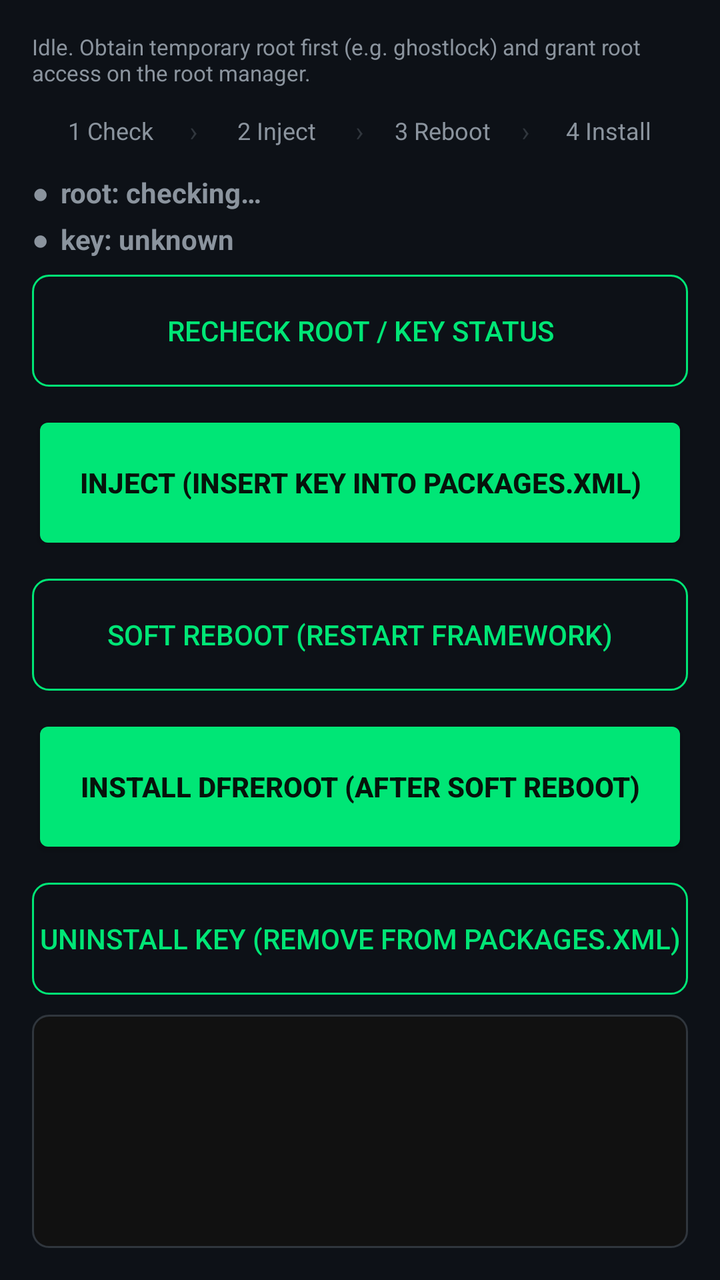
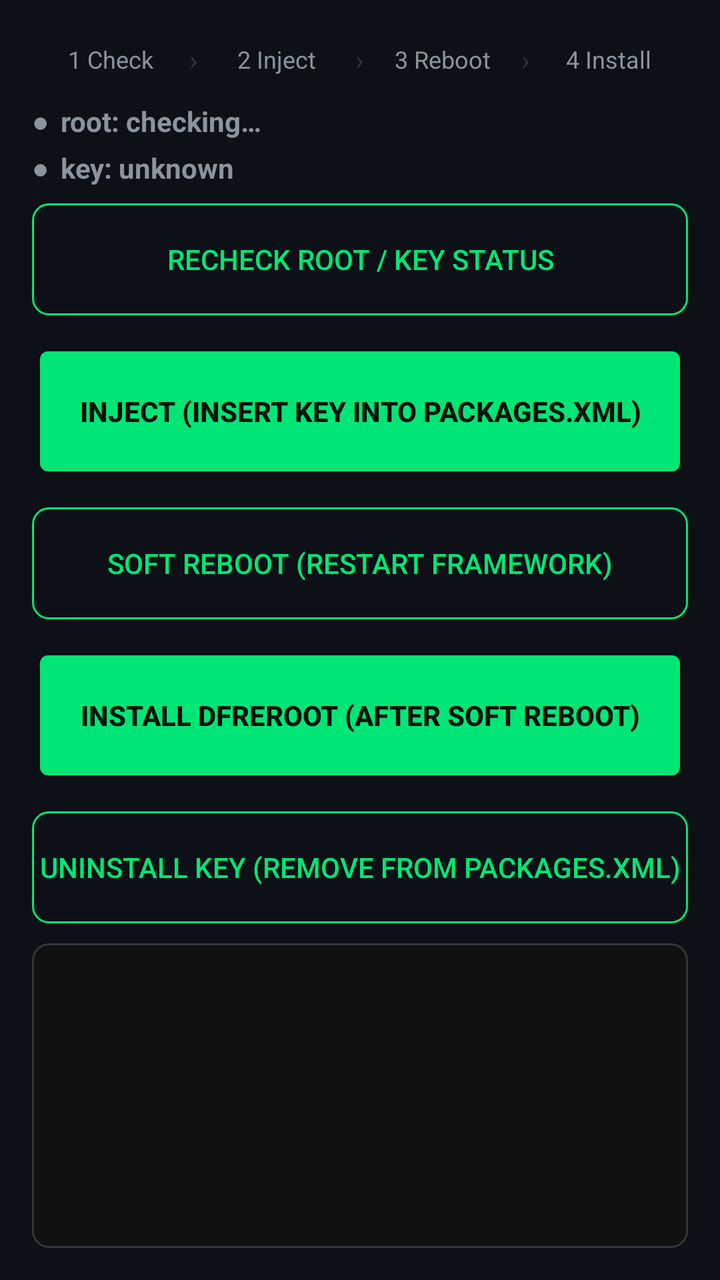

An Android layout rendered at two revisions. The XML below is the earlier revision; the diff shows what the commit changed to produce the second picture.
<!-- AndroidManifest.xml: application theme android:Theme.DeviceDefault.NoActionBar -->
<!-- res/layout/activity_main.xml -->
<?xml version="1.0" encoding="utf-8"?>
<LinearLayout xmlns:android="http://schemas.android.com/apk/res/android"
    android:orientation="vertical"
    android:padding="16dp"
    android:layout_width="match_parent"
    android:layout_height="match_parent"
    android:background="@color/bg"
    android:fitsSystemWindows="true">

    <TextView
        android:id="@+id/status"
        android:layout_width="match_parent"
        android:layout_height="wrap_content"
        android:text="@string/status_idle"
        android:textSize="11sp"
        android:textColor="@color/textSecondary" />

    <LinearLayout
        android:layout_width="match_parent"
        android:layout_height="wrap_content"
        android:layout_marginTop="12dp"
        android:orientation="horizontal"
        android:gravity="center_vertical">

        <TextView
            android:id="@+id/stepCheck"
            android:layout_width="0dp"
            android:layout_height="wrap_content"
            android:layout_weight="1"
            android:gravity="center"
            android:text="@string/step_check"
            android:textSize="12sp"
            android:textColor="@color/textSecondary" />

        <TextView
            android:layout_width="wrap_content"
            android:layout_height="wrap_content"
            android:text="›"
            android:textColor="@color/outline" />

        <TextView
            android:id="@+id/stepInject"
            android:layout_width="0dp"
            android:layout_height="wrap_content"
            android:layout_weight="1"
            android:gravity="center"
            android:text="@string/step_inject"
            android:textSize="12sp"
            android:textColor="@color/textSecondary" />

        <TextView
            android:layout_width="wrap_content"
            android:layout_height="wrap_content"
            android:text="›"
            android:textColor="@color/outline" />

        <TextView
            android:id="@+id/stepReboot"
            android:layout_width="0dp"
            android:layout_height="wrap_content"
            android:layout_weight="1"
            android:gravity="center"
            android:text="@string/step_reboot"
            android:textSize="12sp"
            android:textColor="@color/textSecondary" />

        <TextView
            android:layout_width="wrap_content"
            android:layout_height="wrap_content"
            android:text="›"
            android:textColor="@color/outline" />

        <TextView
            android:id="@+id/stepInstall"
            android:layout_width="0dp"
            android:layout_height="wrap_content"
            android:layout_weight="1"
            android:gravity="center"
            android:text="@string/step_install"
            android:textSize="12sp"
            android:textColor="@color/textSecondary" />

    </LinearLayout>

    <LinearLayout
        android:layout_width="match_parent"
        android:layout_height="wrap_content"
        android:layout_marginTop="12dp"
        android:orientation="horizontal"
        android:gravity="center_vertical">

        <TextView
            android:id="@+id/rootDot"
            android:layout_width="wrap_content"
            android:layout_height="wrap_content"
            android:layout_marginEnd="6dp"
            android:text="●"
            android:textSize="14sp"
            android:textColor="@color/textSecondary" />

        <TextView
            android:id="@+id/rootState"
            android:layout_width="match_parent"
            android:layout_height="wrap_content"
            android:text="@string/root_unknown"
            android:textSize="14sp"
            android:textStyle="bold"
            android:textColor="@color/textSecondary" />

    </LinearLayout>

    <LinearLayout
        android:layout_width="match_parent"
        android:layout_height="wrap_content"
        android:layout_marginTop="4dp"
        android:orientation="horizontal"
        android:gravity="center_vertical">

        <TextView
            android:id="@+id/keyDot"
            android:layout_width="wrap_content"
            android:layout_height="wrap_content"
            android:layout_marginEnd="6dp"
            android:text="●"
            android:textSize="14sp"
            android:textColor="@color/textSecondary" />

        <TextView
            android:id="@+id/keyState"
            android:layout_width="match_parent"
            android:layout_height="wrap_content"
            android:text="@string/key_unknown"
            android:textSize="14sp"
            android:textStyle="bold"
            android:textColor="@color/textSecondary" />

    </LinearLayout>

    <ProgressBar
        android:id="@+id/progress"
        android:layout_width="wrap_content"
        android:layout_height="wrap_content"
        android:layout_gravity="center_horizontal"
        android:layout_marginTop="8dp"
        android:visibility="gone"
        style="?android:attr/progressBarStyleSmall"
        android:indeterminateTint="@color/accent" />

    <Button
        android:id="@+id/btnRoot"
        android:layout_width="match_parent"
        android:layout_height="wrap_content"
        android:layout_marginTop="8dp"
        android:minHeight="56dp"
        android:background="@drawable/btn_outline"
        android:textColor="@color/accent"
        android:text="@string/check_root" />

    <Button
        android:id="@+id/btnDump"
        android:layout_width="match_parent"
        android:layout_height="wrap_content"
        android:visibility="gone"
        android:text="@string/dump" />

    <Button
        android:id="@+id/btnDryRun"
        android:layout_width="match_parent"
        android:layout_height="wrap_content"
        android:visibility="gone"
        android:text="@string/dry_run" />

    <Button
        android:id="@+id/btnInject"
        android:layout_width="match_parent"
        android:layout_height="wrap_content"
        android:layout_marginTop="12dp"
        android:minHeight="72dp"
        android:backgroundTint="@color/accent"
        android:textColor="@color/accentText"
        android:textStyle="bold"
        android:text="@string/inject" />

    <Button
        android:id="@+id/btnReboot"
        android:layout_width="match_parent"
        android:layout_height="wrap_content"
        android:layout_marginTop="12dp"
        android:minHeight="56dp"
        android:background="@drawable/btn_outline"
        android:textColor="@color/accent"
        android:text="@string/reboot" />

    <Button
        android:id="@+id/btnInstall"
        android:layout_width="match_parent"
        android:layout_height="wrap_content"
        android:layout_marginTop="12dp"
        android:minHeight="72dp"
        android:backgroundTint="@color/accent"
        android:textColor="@color/accentText"
        android:textStyle="bold"
        android:text="@string/install_dfreroot" />

    <Button
        android:id="@+id/btnUninstall"
        android:layout_width="match_parent"
        android:layout_height="wrap_content"
        android:layout_marginTop="12dp"
        android:minHeight="56dp"
        android:background="@drawable/btn_outline"
        android:textColor="@color/accent"
        android:text="@string/uninstall_key" />

    <ScrollView
        android:layout_width="match_parent"
        android:layout_height="0dp"
        android:layout_weight="1"
        android:layout_marginTop="10dp"
        android:background="@drawable/log_box">
        <TextView
            android:id="@+id/log"
            android:layout_width="match_parent"
            android:layout_height="wrap_content"
            android:padding="8dp"
            android:typeface="monospace"
            android:textSize="11sp"
            android:textColor="@color/logText" />
    </ScrollView>

</LinearLayout>
<!-- resources referenced by this layout -->
<resources>
  <color name="accent">#00E676</color>
  <color name="accentText">#06130B</color>
  <color name="bg">#0D1117</color>
  <color name="logText">#D7E3D7</color>
  <color name="outline">#30363D</color>
  <color name="textSecondary">#8B949E</color>
  <!-- drawable btn_outline (drawable) -->
  <?xml version="1.0" encoding="utf-8"?>
  <shape xmlns:android="http://schemas.android.com/apk/res/android"
      android:shape="rectangle">
      <corners android:radius="8dp" />
      <stroke android:width="1dp" android:color="@color/accent" />
  </shape>
  <!-- drawable log_box (drawable) -->
  <?xml version="1.0" encoding="utf-8"?>
  <shape xmlns:android="http://schemas.android.com/apk/res/android"
      android:shape="rectangle">
      <corners android:radius="8dp" />
      <solid android:color="@color/logBg" />
      <stroke android:width="1dp" android:color="@color/outline" />
  </shape>
  <string name="check_root">Recheck root / key status</string>
  <string name="dry_run">Dry-run (verify without writing)</string>
  <string name="dump">Dump (read-only, harmless)</string>
  <string name="inject">Inject (insert key into packages.xml)</string>
  <string name="install_dfreroot">Install DFReroot (after soft reboot)</string>
  <string name="key_unknown">key: unknown</string>
  <string name="reboot">Soft reboot (restart framework)</string>
  <string name="root_unknown">root: checking…</string>
  <string name="status_idle">Idle. Obtain temporary root first (e.g. ghostlock) and grant root access on the root manager.</string>
  <string name="step_check">1 Check</string>
  <string name="step_inject">2 Inject</string>
  <string name="step_install">4 Install</string>
  <string name="step_reboot">3 Reboot</string>
  <string name="uninstall_key">Uninstall key (remove from packages.xml)</string>
  <color name="logBg">#111111</color>
</resources>

<!-- the commit's change to res/layout/activity_main.xml (unified diff, before → after) -->
@@ -7,18 +7,10 @@
     android:background="@color/bg"
     android:fitsSystemWindows="true">
 
-    <TextView
-        android:id="@+id/status"
-        android:layout_width="match_parent"
-        android:layout_height="wrap_content"
-        android:text="@string/status_idle"
-        android:textSize="11sp"
-        android:textColor="@color/textSecondary" />
-
     <LinearLayout
         android:layout_width="match_parent"
         android:layout_height="wrap_content"
-        android:layout_marginTop="12dp"
+        android:layout_marginTop="4dp"
         android:orientation="horizontal"
         android:gravity="center_vertical">
 
<!-- resource entries referenced after the edit -->
@@ -29,7 +29,6 @@
   <string name="key_unknown">key: unknown</string>
   <string name="reboot">Soft reboot (restart framework)</string>
   <string name="root_unknown">root: checking…</string>
-  <string name="status_idle">Idle. Obtain temporary root first (e.g. ghostlock) and grant root access on the root manager.</string>
   <string name="step_check">1 Check</string>
   <string name="step_inject">2 Inject</string>
   <string name="step_install">4 Install</string>
